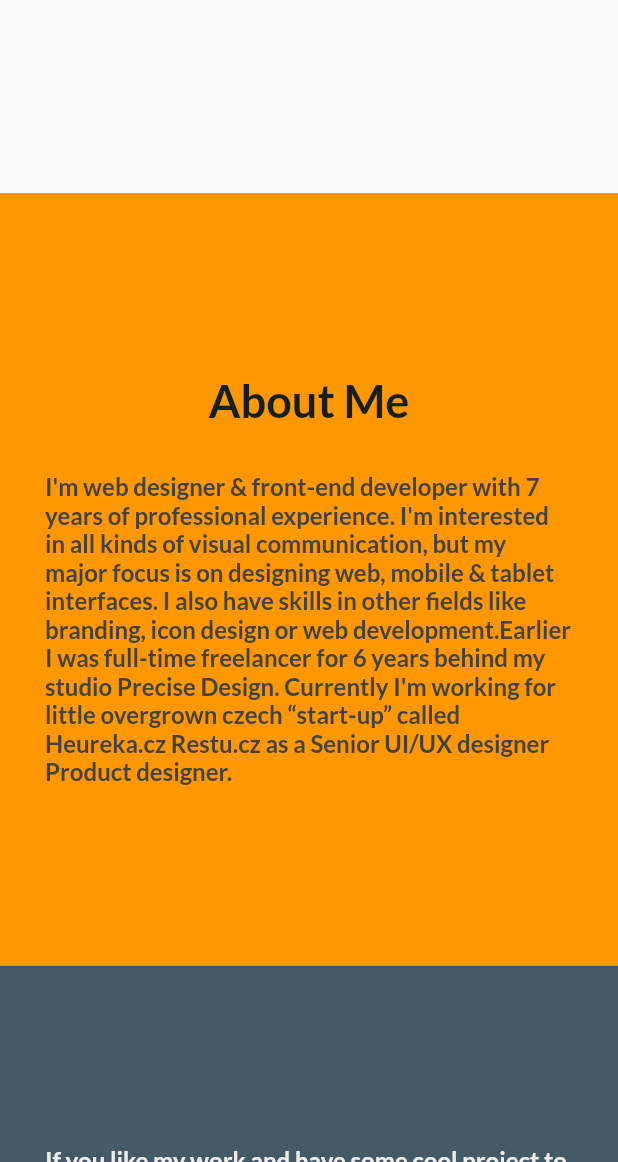
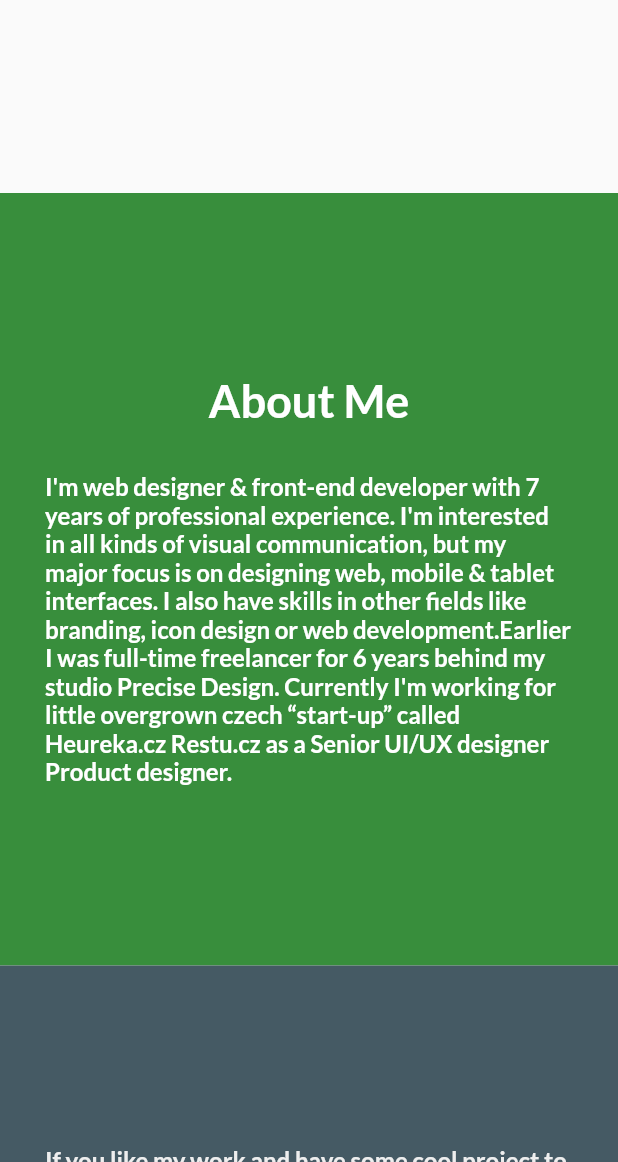
Before and after one commit to oguzhan2142/personal_web_page, a Flutter app: the screen it shows after launch, scrolled down 1728 dp, on a phone screen of 412 x 824 dp, the part 74-1236 px from its top. Run offline on Flutter 3.47's test engine with Material 2 defaults, Android fonts, the phone set to English and light mode, and no system bars; drawn by our look-alikes of scrollable_positioned_list; our stand-ins replace google_fonts; Roboto replaces fonts that are missing (Londrina Solid).

Commit message:
add footer section

```diff
--- a/lib/homepage.dart
+++ b/lib/homepage.dart
@@ -1,6 +1,7 @@
 import 'package:flutter/material.dart';
 import 'package:my_personal_webpage/appbar_action_button.dart';
 import 'package:my_personal_webpage/sections/about_me_section.dart';
+import 'package:my_personal_webpage/sections/footer_section.dart';
 import 'package:my_personal_webpage/sections/introduction_section.dart';
 import 'package:my_personal_webpage/sections/portfolio_section.dart';
 import 'package:my_personal_webpage/sections/projects_section.dart';
@@ -71,6 +72,7 @@
       ProjectsSection(), //4
       AboutmeSection(), //5
       SendMeMailSection(), //6
+      FooterSection(),
     ];
     super.didChangeDependencies();
   }
@@ -89,6 +91,7 @@
       body: Stack(
         children: [
           ScrollablePositionedList.builder(
+
             itemCount: widgets.length,
             itemBuilder: (context, index) => widgets[index],
             itemScrollController: itemScrollController,
--- a/lib/sections/about_me_section.dart
+++ b/lib/sections/about_me_section.dart
@@ -9,7 +9,7 @@
   @override
   Widget build(BuildContext context) {
     return Container(
-      color: Colors.orange,
+      color: Colors.green[700],
       width: MediaQuery.of(context).size.width,
       child: Padding(
         padding: EdgeInsets.symmetric(
@@ -21,7 +21,7 @@
             Text(
               'About Me',
               style: GoogleFonts.lato(
-                color: HomePage.headerColor,
+                color: Colors.white,
                 fontSize: 30,
                 fontWeight: FontWeight.bold,
               ),
@@ -30,7 +30,7 @@
             Text(
               aboutMe,
               style: GoogleFonts.lato(
-                color: Colors.grey[800],
+                color: Colors.white,
                 fontSize: 16,
                 fontWeight: FontWeight.bold,
               ),
--- a/lib/sections/introduction_section.dart
+++ b/lib/sections/introduction_section.dart
@@ -27,6 +27,7 @@
           padding: EdgeInsets.symmetric(horizontal: HomePage.horizontalPadding),
           child: Center(
             child: Column(
+
               mainAxisSize: MainAxisSize.min,
               children: [
                 Text(
```
Also changed, not shown: lib/sections/footer_section.dart (added, +39 -0 lines).
